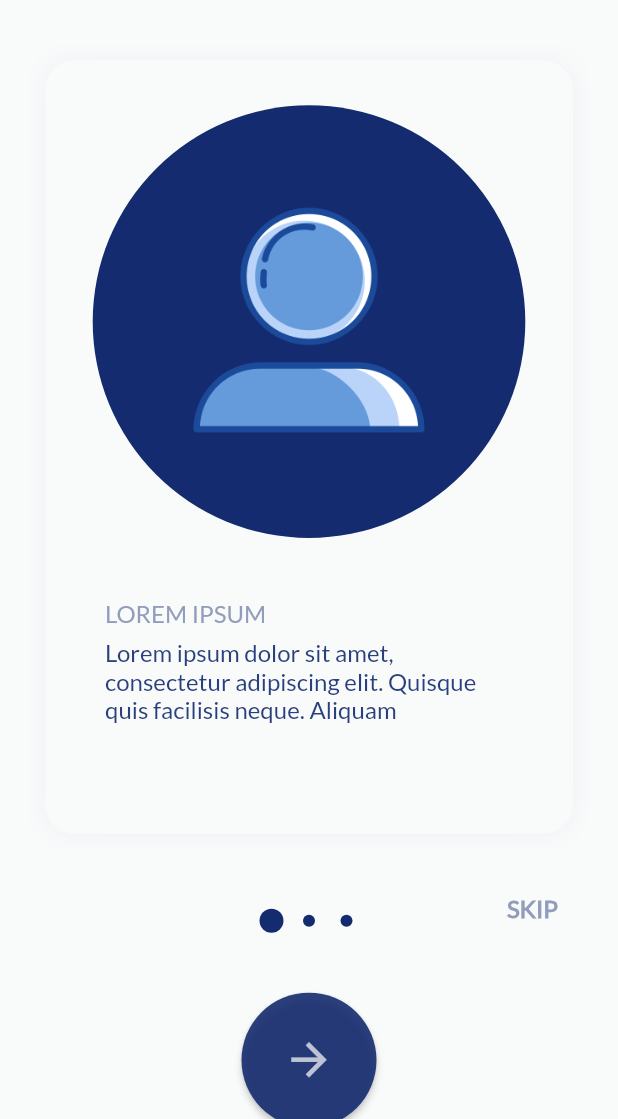
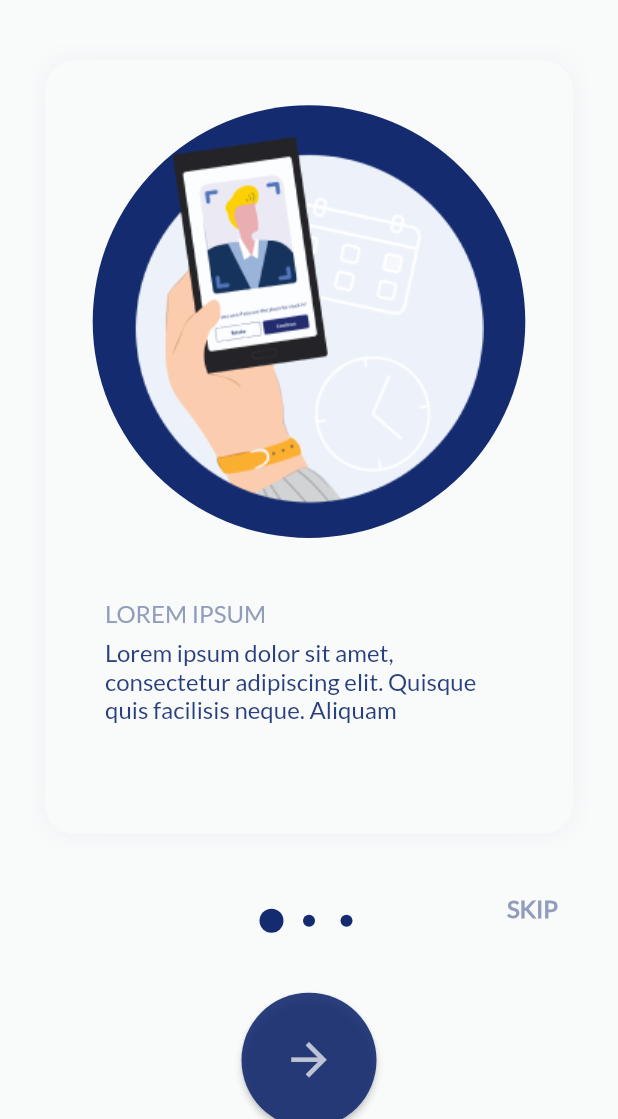
Before and after one commit to DanielAgustian/zukses_flutter, a Flutter app: the screen it shows after launch, on a phone screen of 412 x 824 dp, the part 117-1236 px from its top. Run offline on Flutter 3.47's test engine with Material 2 defaults, Android fonts, the phone set to English and light mode, and no system bars; our stand-ins replace device_preview, equatable, firebase_auth, firebase_core, flutter_bloc, flutter_slidable and 8 more; missing offline and left inert: drag_and_drop_lists; accounts and stored records are empty.

```diff
--- a/lib/component/onboarding/onboarding-card.dart
+++ b/lib/component/onboarding/onboarding-card.dart
@@ -34,7 +34,9 @@ class OnBoardingCard extends StatelessWidget {
           CircleAvatar(
               backgroundColor: colorPrimary,
               radius: size.width * 0.35,
-              child: image),
+              //backgroundImage: Image.asset("assets/images/onboarding.png"),
+              child: image
+              ),
           SizedBox(height: 40),
           Align(
               alignment: Alignment.centerLeft,
--- a/lib/main.dart
+++ b/lib/main.dart
@@ -180,7 +180,10 @@ class _MyHomePageState extends State<MyHomePage> {
                             title: "LOREM IPSUM",
                             description:
                                 "Lorem ipsum dolor sit amet, consectetur adipiscing elit. Quisque quis facilisis neque. Aliquam ",
-                            image: Image.asset("assets/images/ava.png"),
+                            image: Image.asset(
+                              "assets/images/onboarding.png",
+                              fit: BoxFit.fill,
+                            ),
                           );
                         },
                         itemCount: 3, // Can be null
```
Also changed, not shown: assets/images/onboarding.png (added).
